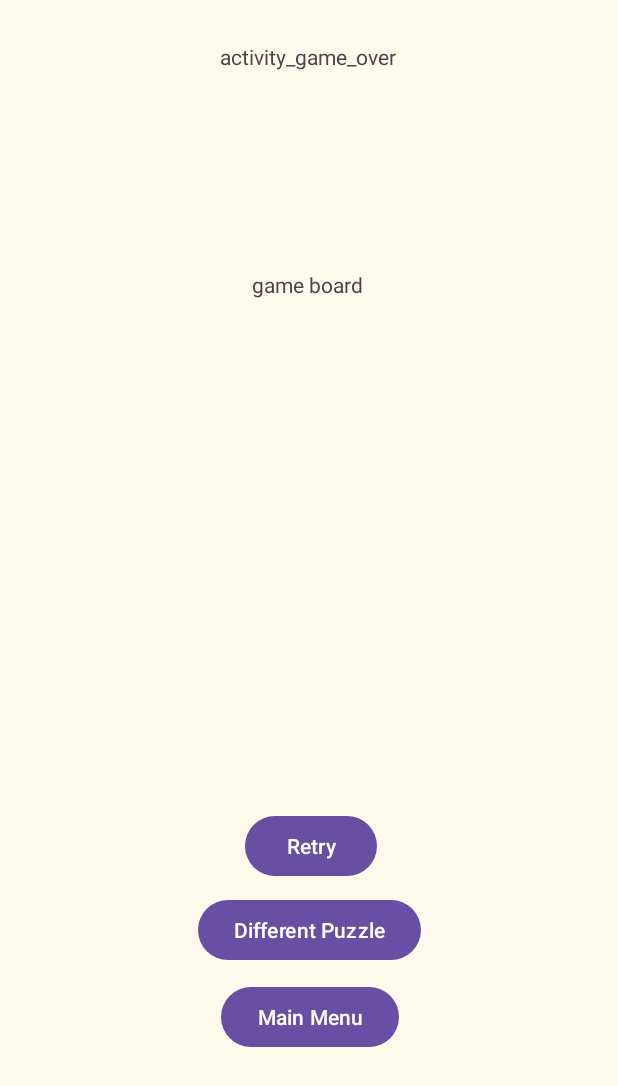
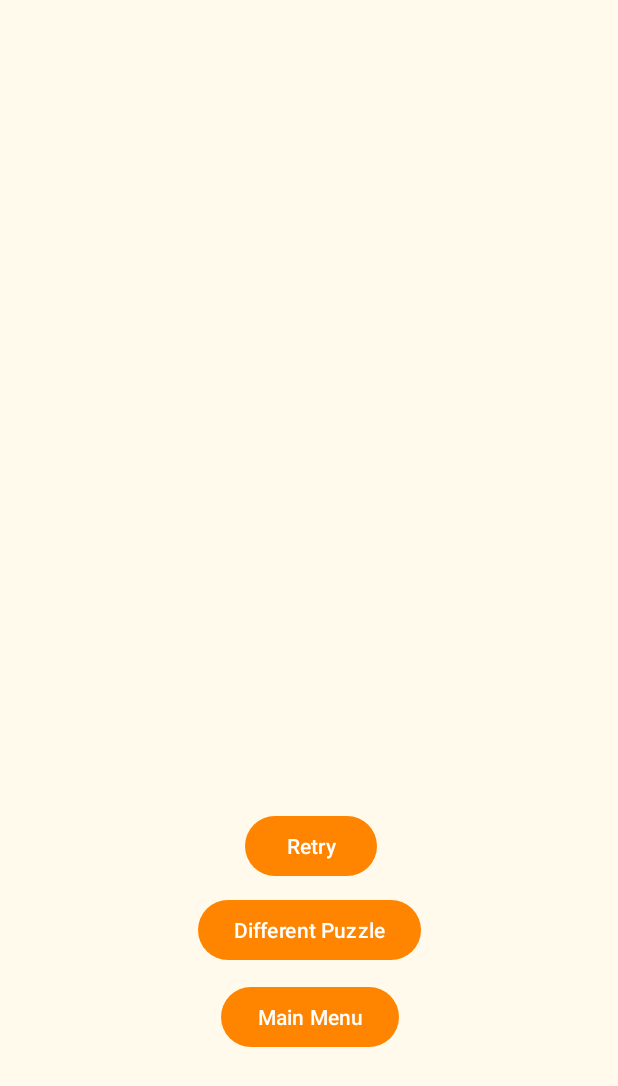
Before and after one commit to zachary-ellington/CSCI335_Final_Project, an Android app: the GameOverActivity screen opened directly, with no data from a screen before it, on a phone screen of 412 x 824 dp. Shown: the top 1086 px of the screen. Run offline under Robolectric (Android 15) with nearby library versions, the phone set to English and light mode, and no system bars.

Commit message:
Small fixes, Theme color Logo Transparency Game over grid layout

```diff
--- a/app/src/main/res/layout/activity_game_over.xml
+++ b/app/src/main/res/layout/activity_game_over.xml
@@ -8,22 +8,10 @@
     tools:context=".GameOverActivity">
 
     <TextView
-        android:id="@+id/textView4"
-        android:layout_width="wrap_content"
-        android:layout_height="wrap_content"
-        android:layout_marginTop="180dp"
-        android:text="game board"
-        app:layout_constraintEnd_toEndOf="parent"
-        app:layout_constraintHorizontal_bias="0.498"
-        app:layout_constraintStart_toStartOf="parent"
-        app:layout_constraintTop_toTopOf="parent" />
-
-    <TextView
-        android:id="@+id/textView2"
+        android:id="@+id/game_over_display_message"
         android:layout_width="wrap_content"
         android:layout_height="wrap_content"
         android:layout_marginTop="28dp"
-        android:text="activity_game_over"
         app:layout_constraintEnd_toEndOf="parent"
         app:layout_constraintHorizontal_bias="0.498"
         app:layout_constraintStart_toStartOf="parent"
@@ -59,4 +47,15 @@
         android:text="Main Menu"
         app:layout_constraintBottom_toBottomOf="parent"
         app:layout_constraintStart_toStartOf="@+id/button5" />
+
+    <androidx.gridlayout.widget.GridLayout
+        android:id="@+id/game_over_board"
+        android:layout_width="300dp"
+        android:layout_height="300dp"
+        app:layout_constraintBottom_toTopOf="@+id/button4"
+        app:layout_constraintEnd_toEndOf="parent"
+        app:layout_constraintStart_toStartOf="parent"
+        app:layout_constraintTop_toBottomOf="@+id/game_over_display_message">
+
+    </androidx.gridlayout.widget.GridLayout>
 </androidx.constraintlayout.widget.ConstraintLayout>
--- a/app/src/main/res/values-night/themes.xml
+++ b/app/src/main/res/values-night/themes.xml
@@ -3,5 +3,6 @@
     <style name="Base.Theme.CSCI335_Final_Project" parent="Theme.Material3.DayNight.NoActionBar">
         <!-- Customize your dark theme here. -->
         <!-- <item name="colorPrimary">@color/my_dark_primary</item> -->
+        <item name="colorPrimary">@color/primary</item>
     </style>
 </resources>
--- a/app/src/main/res/values/themes.xml
+++ b/app/src/main/res/values/themes.xml
@@ -3,6 +3,7 @@
     <style name="Base.Theme.CSCI335_Final_Project" parent="Theme.Material3.DayNight.NoActionBar">
         <!-- Customize your light theme here. -->
         <!-- <item name="colorPrimary">@color/my_light_primary</item> -->
+        <item name="colorPrimary">@color/primary</item>
     </style>
 
     <style name="Theme.CSCI335_Final_Project" parent="Base.Theme.CSCI335_Final_Project" />
```
Also changed, not shown: app/src/main/res/drawable/sudokulogo.png.
